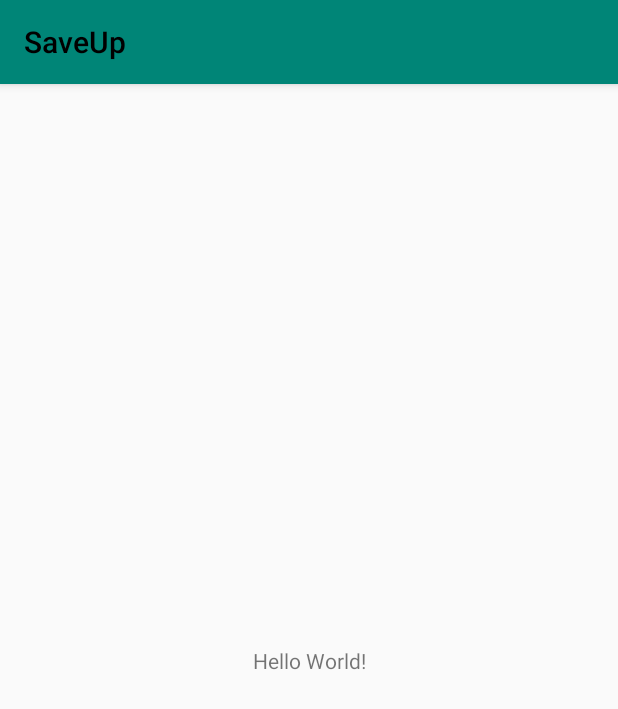
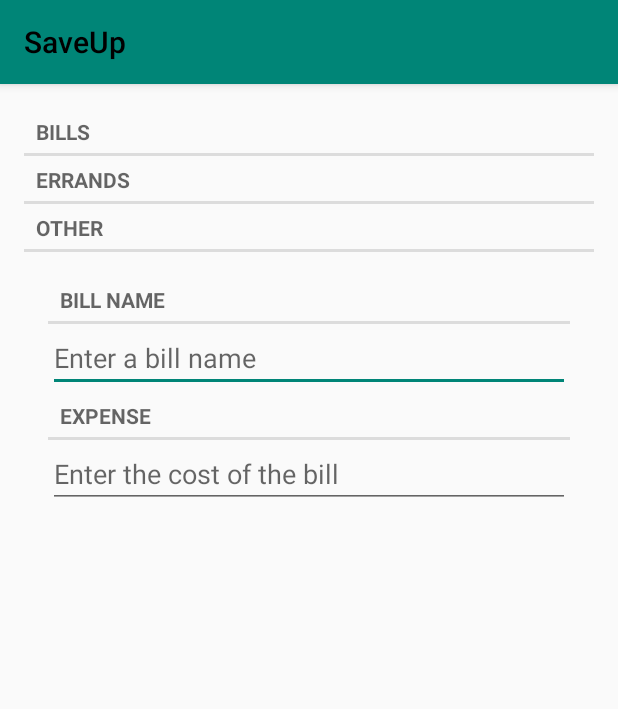
Before and after one commit to Zappiermike/SaveUp, an Android app: the screen it shows after launch (MainActivity), on a phone screen of 412 x 824 dp. Shown: the top 709 px of the screen. Run offline under Robolectric (Android 15) with nearby library versions, the phone set to English and light mode, and no system bars.

Commit message:
Creating Bill Fragment & creating main page

```diff
--- a/app/src/main/java/edu/gac/mcs270/saveup/BillsFragment.java
+++ b/app/src/main/java/edu/gac/mcs270/saveup/BillsFragment.java
@@ -3,7 +3,6 @@ package edu.gac.mcs270.saveup;
 import android.os.Bundle;
 import android.support.v4.app.Fragment;
 import android.text.Editable;
-import android.text.Layout;
 import android.text.TextWatcher;
 import android.view.LayoutInflater;
 import android.view.View;
@@ -22,7 +21,7 @@ public class BillsFragment extends Fragment {
 
     @Override
     public View onCreateView(LayoutInflater inflater, ViewGroup container, Bundle savedInstanceState){
-        View v = inflater.inflate(R.layout.add_bill, container, false);
+        View v = inflater.inflate(R.layout.fragment_bills, container, false);
 
         mTitleField = (EditText) v.findViewById(R.id.bill_title);
         mTitleField.addTextChangedListener(new TextWatcher() {
--- a/app/src/main/java/edu/gac/mcs270/saveup/MainActivity.java
+++ b/app/src/main/java/edu/gac/mcs270/saveup/MainActivity.java
@@ -1,5 +1,8 @@
 package edu.gac.mcs270.saveup;
 
+import android.support.v4.app.Fragment;
+import android.support.v4.app.FragmentActivity;
+import android.support.v4.app.FragmentManager;
 import android.support.v7.app.AppCompatActivity;
 import android.os.Bundle;
 
@@ -9,5 +12,13 @@ public class MainActivity extends AppCompatActivity {
     protected void onCreate(Bundle savedInstanceState) {
         super.onCreate(savedInstanceState);
         setContentView(R.layout.activity_main);
+
+        FragmentManager fm = getSupportFragmentManager();
+        Fragment fragment = fm.findFragmentById(R.id.fragment_container);
+
+        if (fragment == null){
+            fragment = new BillsFragment();
+            fm.beginTransaction().add(R.id.fragment_container, fragment).commit();
+        }
     }
 }
--- a/app/src/main/res/layout/activity_main.xml
+++ b/app/src/main/res/layout/activity_main.xml
@@ -1,21 +1,28 @@
 <?xml version="1.0" encoding="utf-8"?>
-<android.support.constraint.ConstraintLayout
+<LinearLayout
     xmlns:android="http://schemas.android.com/apk/res/android"
-    xmlns:app="http://schemas.android.com/apk/res-auto"
-    xmlns:tools="http://schemas.android.com/tools"
     android:layout_width="match_parent"
     android:layout_height="match_parent"
-    tools:context=".MainActivity">
+    android:layout_margin="16dp"
+    android:id="@+id/fragment_container"
+    android:orientation="vertical">
 
     <TextView
-        android:layout_width="wrap_content"
+        style="?android:listSeparatorTextViewStyle"
+        android:layout_width="match_parent"
         android:layout_height="wrap_content"
-        android:text="Hello World!"
-        app:layout_constraintBottom_toBottomOf="parent"
-        app:layout_constraintLeft_toLeftOf="parent"
-        app:layout_constraintRight_toRightOf="parent"
-        app:layout_constraintTop_toTopOf="parent" />
+        android:text="@string/bills_list_title"/>
 
+    <TextView
+        style="?android:listSeparatorTextViewStyle"
+        android:layout_width="match_parent"
+        android:layout_height="wrap_content"
+        android:text="@string/errands_list_title"/>
 
+    <TextView
+        style="?android:listSeparatorTextViewStyle"
+        android:layout_width="match_parent"
+        android:layout_height="wrap_content"
+        android:text="@string/other_list_title" />
 
-</android.support.constraint.ConstraintLayout>
+</LinearLayout>
--- a/app/src/main/res/values/strings.xml
+++ b/app/src/main/res/values/strings.xml
@@ -1,5 +1,8 @@
 <resources>
     <string name="app_name">SaveUp</string>
+    <string name="bills_list_title">Bills</string>
+    <string name="errands_list_title">Errands</string>
+    <string name="other_list_title">Other</string>
     <string name="new_bill_title">Bill Name</string>
     <string name="new_bill_hint">Enter a bill name</string>
     <string name="new_bill_expense_title">Expense</string>
```
Also changed, not shown: app/src/main/res/layout/fragment_bills.xml (renamed from app/src/main/res/layout/add_bill.xml).
